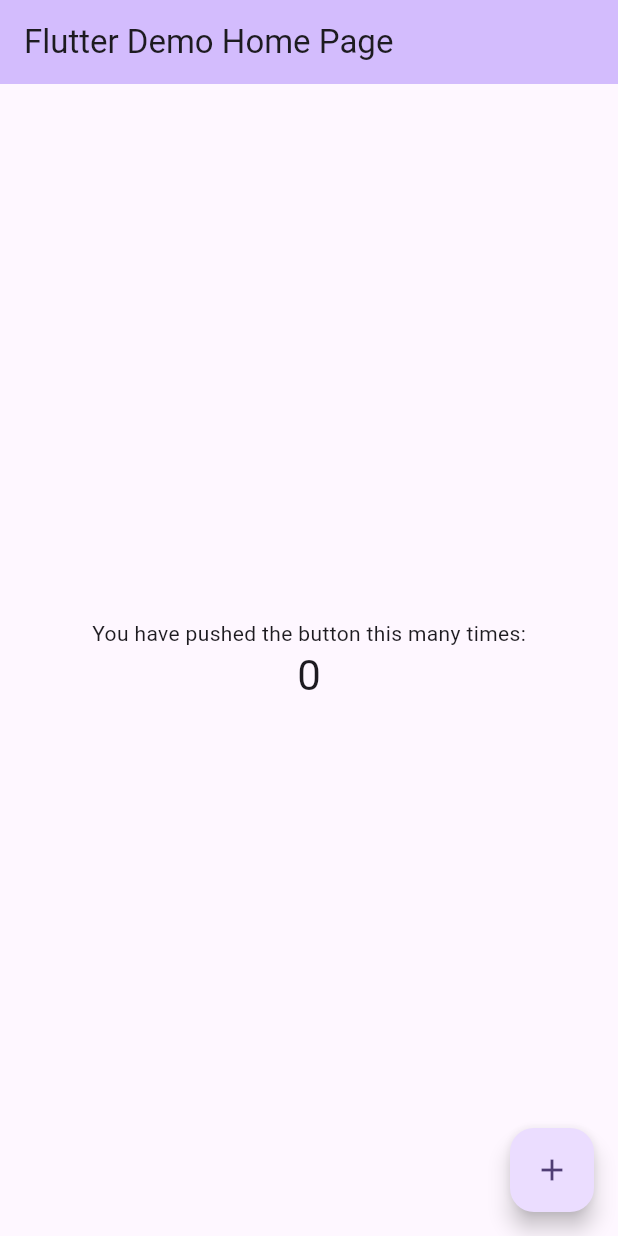
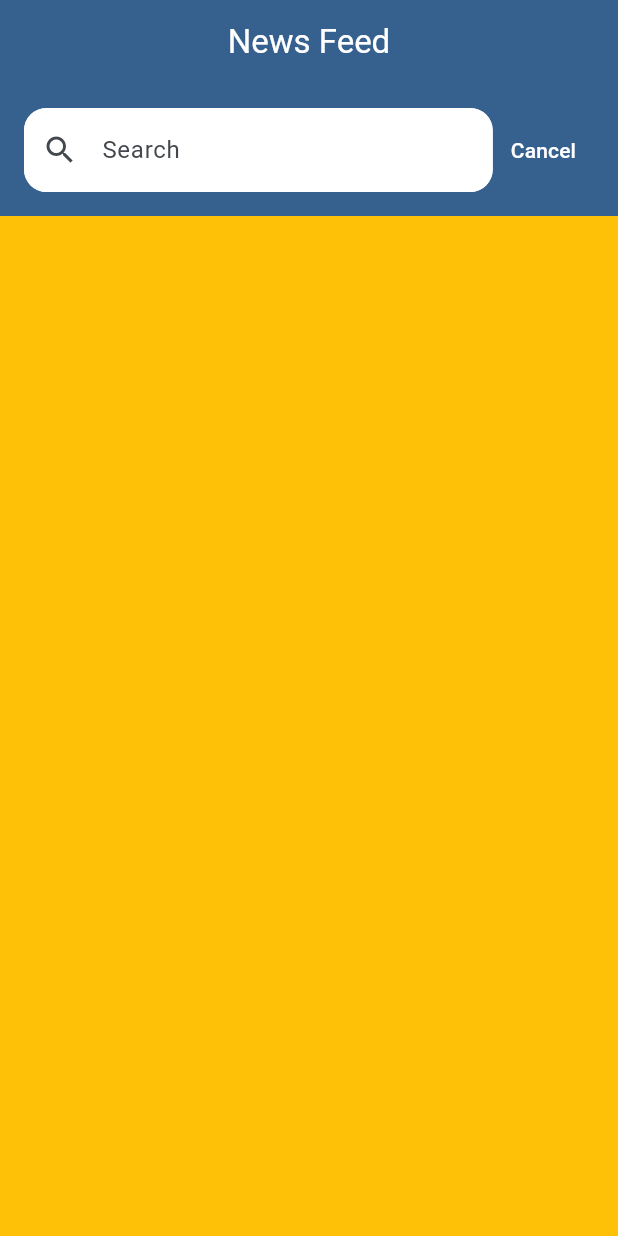
Before and after one commit to codex-dev/News-App-Flutter-Provider-Clean-Architecture-, a Flutter app: the screen it shows after launch, on a phone screen of 412 x 824 dp. Run offline on Flutter 3.47's test engine with Material 2 defaults, Android fonts, the phone set to English and light mode, and no system bars.

Commit message:
+ created a folder structure inside lib folder + designed basic form of search_news screen

```diff
--- /dev/null
+++ b/lib/constants/app_strings.dart
@@ -0,0 +1,7 @@
+class AppStrings {
+  static const String APP_NAME = "News App";
+  static const String NEWS_FEED = "News Feed";
+  static const String SEARCH = "Search";
+  static const String CANCEL = "Cancel";
+  static const String READ_FULL_ARTICLE = "Read the Full Article";
+}
--- a/lib/main.dart
+++ b/lib/main.dart
@@ -1,125 +1,21 @@
+// ignore_for_file: prefer_const_constructors
+
 import 'package:flutter/material.dart';
+import 'package:news_app/screens/search_news.dart';
 
-void main() {
-  runApp(const MyApp());
-}
+void main() => runApp(MyApp());
 
 class MyApp extends StatelessWidget {
-  const MyApp({super.key});
-
-  // This widget is the root of your application.
   @override
   Widget build(BuildContext context) {
     return MaterialApp(
-      title: 'Flutter Demo',
+      debugShowCheckedModeBanner: false,
+      title: 'News App',
       theme: ThemeData(
-        // This is the theme of your application.
-        //
-        // TRY THIS: Try running your application with "flutter run". You'll see
-        // the application has a blue toolbar. Then, without quitting the app,
-        // try changing the seedColor in the colorScheme below to Colors.green
-        // and then invoke "hot reload" (save your changes or press the "hot
-        // reload" button in a Flutter-supported IDE, or press "r" if you used
-        // the command line to start the app).
-        //
-        // Notice that the counter didn't reset back to zero; the application
-        // state is not lost during the reload. To reset the state, use hot
-        // restart instead.
-        //
-        // This works for code too, not just values: Most code changes can be
-        // tested with just a hot reload.
-        colorScheme: ColorScheme.fromSeed(seedColor: Colors.deepPurple),
         useMaterial3: true,
+        colorScheme: ColorScheme.fromSeed(seedColor: Colors.blue),
       ),
-      home: const MyHomePage(title: 'Flutter Demo Home Page'),
+      home: SearchNews(),
     );
   }
 }
-
-class MyHomePage extends StatefulWidget {
-  const MyHomePage({super.key, required this.title});
-
-  // This widget is the home page of your application. It is stateful, meaning
-  // that it has a State object (defined below) that contains fields that affect
-  // how it looks.
-
-  // This class is the configuration for the state. It holds the values (in this
-  // case the title) provided by the parent (in this case the App widget) and
-  // used by the build method of the State. Fields in a Widget subclass are
-  // always marked "final".
-
-  final String title;
-
-  @override
-  State<MyHomePage> createState() => _MyHomePageState();
-}
-
-class _MyHomePageState extends State<MyHomePage> {
-  int _counter = 0;
-
-  void _incrementCounter() {
-    setState(() {
-      // This call to setState tells the Flutter framework that something has
-      // changed in this State, which causes it to rerun the build method below
-      // so that the display can reflect the updated values. If we changed
-      // _counter without calling setState(), then the build method would not be
-      // called again, and so nothing would appear to happen.
-      _counter++;
-    });
-  }
-
-  @override
-  Widget build(BuildContext context) {
-    // This method is rerun every time setState is called, for instance as done
-    // by the _incrementCounter method above.
-    //
-    // The Flutter framework has been optimized to make rerunning build methods
-    // fast, so that you can just rebuild anything that needs updating rather
-    // than having to individually change instances of widgets.
-    return Scaffold(
-      appBar: AppBar(
-        // TRY THIS: Try changing the color here to a specific color (to
-        // Colors.amber, perhaps?) and trigger a hot reload to see the AppBar
-        // change color while the other colors stay the same.
-        backgroundColor: Theme.of(context).colorScheme.inversePrimary,
-        // Here we take the value from the MyHomePage object that was created by
-        // the App.build method, and use it to set our appbar title.
-        title: Text(widget.title),
-      ),
-      body: Center(
-        // Center is a layout widget. It takes a single child and positions it
-        // in the middle of the parent.
-        child: Column(
-          // Column is also a layout widget. It takes a list of children and
-          // arranges them vertically. By default, it sizes itself to fit its
-          // children horizontally, and tries to be as tall as its parent.
-          //
-          // Column has various properties to control how it sizes itself and
-          // how it positions its children. Here we use mainAxisAlignment to
-          // center the children vertically; the main axis here is the vertical
-          // axis because Columns are vertical (the cross axis would be
-          // horizontal).
-          //
-          // TRY THIS: Invoke "debug painting" (choose the "Toggle Debug Paint"
-          // action in the IDE, or press "p" in the console), to see the
-          // wireframe for each widget.
-          mainAxisAlignment: MainAxisAlignment.center,
-          children: <Widget>[
-            const Text(
-              'You have pushed the button this many times:',
-            ),
-            Text(
-              '$_counter',
-              style: Theme.of(context).textTheme.headlineMedium,
-            ),
-          ],
-        ),
-      ),
-      floatingActionButton: FloatingActionButton(
-        onPressed: _incrementCounter,
-        tooltip: 'Increment',
-        child: const Icon(Icons.add),
-      ), // This trailing comma makes auto-formatting nicer for build methods.
-    );
-  }
-}
--- /dev/null
+++ b/lib/screens/preview_news.dart
@@ -0,0 +1,10 @@
+import 'package:flutter/material.dart';
+
+class PreviewNews extends StatelessWidget {
+  const PreviewNews({super.key});
+
+  @override
+  Widget build(BuildContext context) {
+    return const Placeholder();
+  }
+}
--- /dev/null
+++ b/lib/screens/search_news.dart
@@ -0,0 +1,58 @@
+// ignore_for_file: prefer_const_constructors
+
+import 'package:flutter/material.dart';
+import 'package:news_app/constants/app_strings.dart';
+import 'package:news_app/screens/widgets/search_field.dart';
+
+class SearchNews extends StatefulWidget {
+  const SearchNews({super.key});
+
+  @override
+  State<SearchNews> createState() => _SearchNewsState();
+}
+
+class _SearchNewsState extends State<SearchNews> {
+  @override
+  Widget build(BuildContext context) {
+    var themeColor = Theme.of(context).colorScheme.primary;
+
+    return Scaffold(
+      appBar: AppBar(
+        centerTitle: true,
+        title: Text(
+          AppStrings.NEWS_FEED,
+          style: TextStyle(color: Colors.white),
+        ),
+        backgroundColor: themeColor,
+      ),
+      body: Column(children: [
+        Container(
+          color: themeColor,
+          padding: EdgeInsets.all(16.0),
+          child: Row(
+            mainAxisAlignment: MainAxisAlignment.center,
+            crossAxisAlignment: CrossAxisAlignment.center,
+            mainAxisSize: MainAxisSize.max,
+            children: [
+              SearchField(),
+              // SizedBox(
+              //   width: 10,
+              // ),
+              TextButton(
+                onPressed: () {},
+                child: Text(
+                  AppStrings.CANCEL,
+                  style: TextStyle(color: Colors.white),
+                ),
+              ),
+            ],
+          ),
+        ),
+        Expanded(
+            child: Container(
+          color: Colors.amber,
+        ))
+      ]),
+    );
+  }
+}
--- /dev/null
+++ b/lib/screens/widgets/search_field.dart
@@ -0,0 +1,91 @@
+// ignore_for_file: prefer_const_constructors, prefer_final_fields
+
+import 'package:flutter/material.dart';
+import 'package:news_app/constants/app_strings.dart';
+
+class SearchField extends StatefulWidget {
+  const SearchField({super.key});
+
+  @override
+  State<SearchField> createState() => _SearchFieldState();
+}
+
+class _SearchFieldState extends State<SearchField> {
+  TextEditingController _searchController = TextEditingController();
+  bool _showClearButton = false;
+
+  @override
+  void initState() {
+    super.initState();
+    _searchController.addListener(_onSearchTextChanged);
+  }
+
+  @override
+  void dispose() {
+    _searchController.removeListener(_onSearchTextChanged);
+    _searchController.dispose();
+    super.dispose();
+  }
+
+  void _onSearchTextChanged() {
+    setState(() {
+      _showClearButton = _searchController.text.isNotEmpty;
+    });
+  }
+
+  void _clearSearchText() {
+    setState(() {
+      _searchController.clear();
+    });
+  }
+
+  void _showMessage() {
+    ScaffoldMessenger.of(context).showSnackBar(SnackBar(
+      content: Text("Searching..."),
+    ));
+  }
+
+  @override
+  Widget build(BuildContext context) {
+    return Expanded(
+      child:
+          /*SearchBar(
+        controller: _searchController,
+        leading:
+          IconButton(
+              onPressed: () {
+                _showMessage
+              },
+              icon: Icon(Icons.search)),
+        hintText: AppStrings.SEARCH,
+      ),*/
+
+          TextField(
+        controller: _searchController,
+        decoration: InputDecoration(
+          filled: true,
+          fillColor: Colors.white,
+          hintText: AppStrings.SEARCH,
+          prefixIcon: Icon(Icons.search),
+          suffixIcon: _showClearButton
+              ? IconButton(
+                  onPressed: _showMessage,
+                  icon: Icon(Icons.arrow_forward_rounded))
+              : null,
+          enabledBorder: OutlineInputBorder(
+            borderSide: BorderSide(width: 3, color: Colors.white),
+            borderRadius: BorderRadius.circular(15.0),
+          ),
+          focusedBorder: OutlineInputBorder(
+            borderSide: BorderSide(width: 3, color: Colors.white),
+            borderRadius: BorderRadius.circular(15.0),
+          ),
+          errorBorder: OutlineInputBorder(
+            borderSide: BorderSide(width: 3, color: Colors.red),
+            borderRadius: BorderRadius.circular(15.0),
+          ),
+        ),
+      ),
+    );
+  }
+}
```
Also changed, not shown: lib/constants/app_colors.dart (added), 1 other file.
